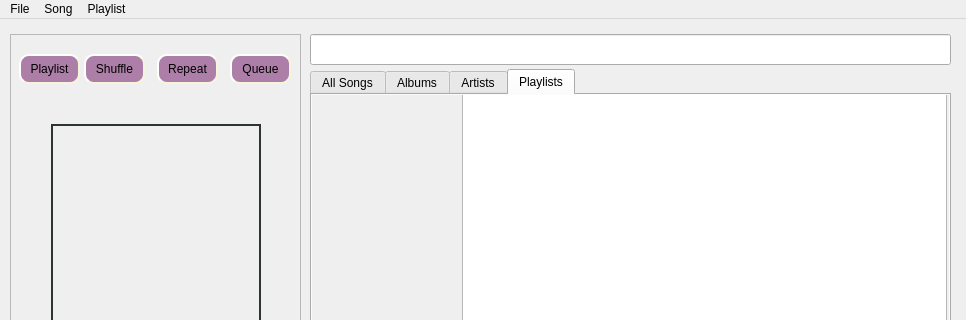
First picture: the form in src/player.ui, repository pirxus/waPlayer, before the edit; both pictures show x 0 to 966 and y 0 to 320 of the 966 by 550 pixel window.
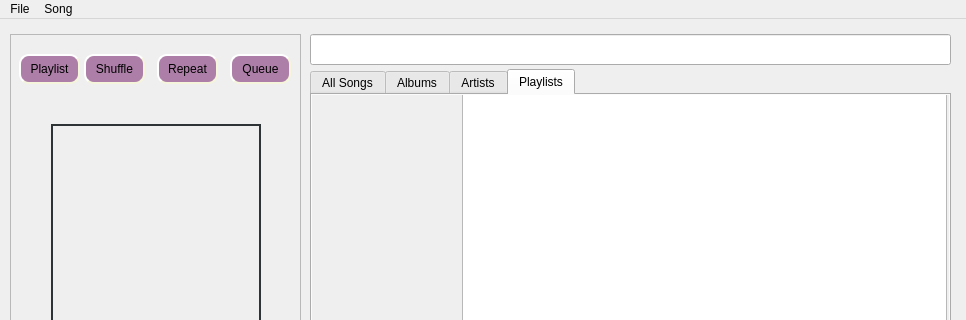
Second picture: the form after the edit. Icons and pictures are not drawn.

Diff of the .ui file:
```diff
--- a/src/player.ui
+++ b/src/player.ui
@@ -758,7 +758,7 @@
      <x>0</x>
      <y>0</y>
      <width>966</width>
-     <height>29</height>
+     <height>22</height>
     </rect>
    </property>
    <widget class="QMenu" name="menuFile">
@@ -780,15 +780,8 @@
     <addaction name="separator"/>
     <addaction name="actionClear_up_next"/>
    </widget>
-   <widget class="QMenu" name="menuPlaylist">
-    <property name="title">
-     <string>Playlist</string>
-    </property>
-    <addaction name="actionCreate_playlist"/>
-   </widget>
    <addaction name="menuFile"/>
    <addaction name="menuSong"/>
-   <addaction name="menuPlaylist"/>
   </widget>
   <widget class="QStatusBar" name="statusbar"/>
   <action name="actionOpen_File">
```
Left out of the diff: 25 changed lines with no effect on the pictures.
